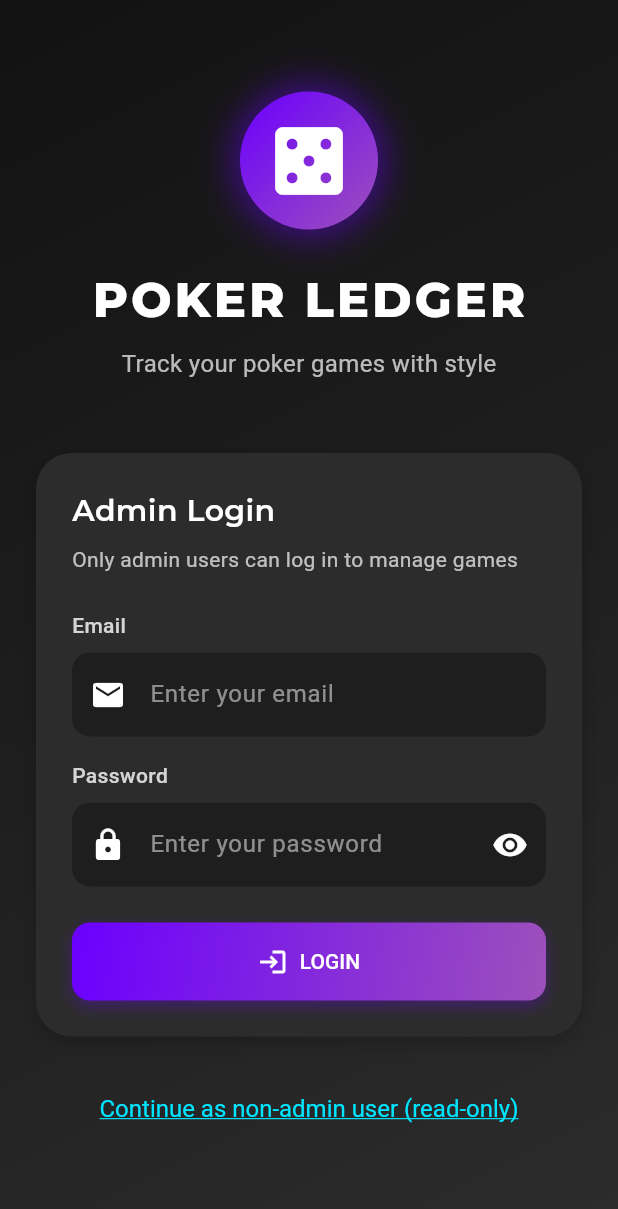
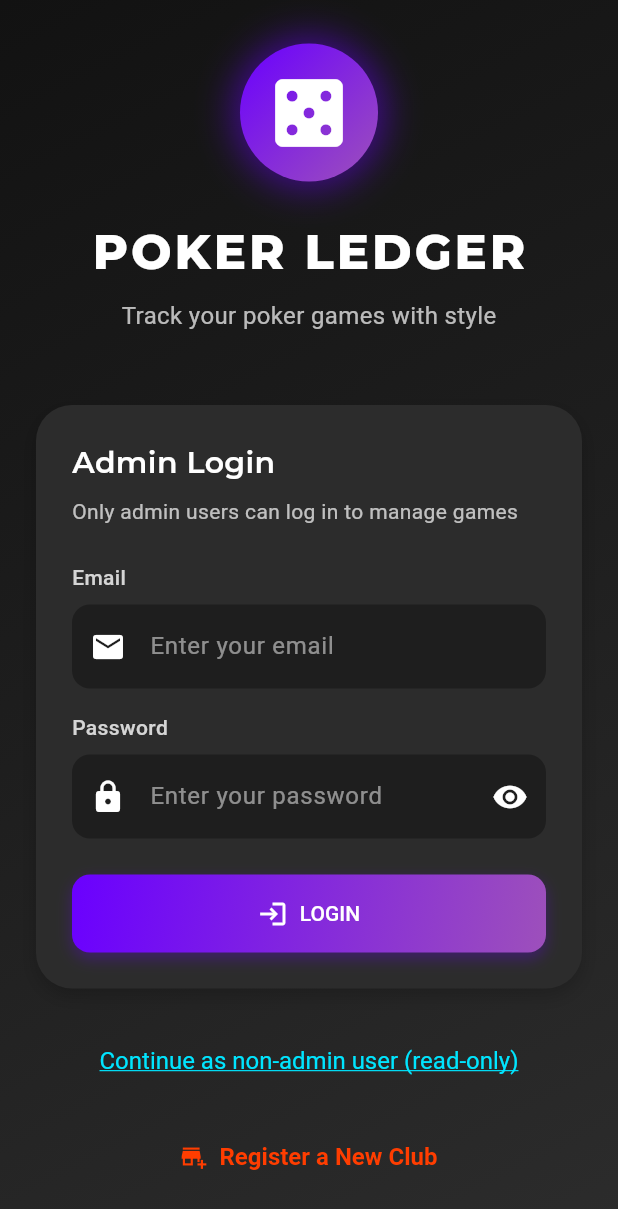
Before and after one commit to llanterme/poker_ledger_app, a Flutter app: the screen it shows after launch, on a phone screen of 412 x 824 dp. Shown: the top 1209 px of the screen. Run offline on Flutter 3.47's test engine with Material 3 defaults, Android fonts, the phone set to English and light mode, and no system bars; drawn by our look-alikes of animated_text_kit; our stand-ins replace dio, equatable, flutter_riverpod, flutter_secure_storage, flutter_spinkit, google_fonts.

Commit message:
club reg done

```diff
--- a/lib/screens/login_screen.dart
+++ b/lib/screens/login_screen.dart
@@ -2,6 +2,7 @@ import 'package:flutter/material.dart';
 import 'package:flutter_riverpod/flutter_riverpod.dart';
 import 'package:poker_ledger/providers/auth_provider.dart';
 import 'package:poker_ledger/screens/home_screen.dart';
+import 'package:poker_ledger/screens/register_user_screen.dart';
 import 'package:poker_ledger/theme/app_theme.dart';
 import 'package:poker_ledger/widgets/custom_button.dart';
 import 'package:poker_ledger/widgets/custom_text_field.dart';
@@ -250,6 +251,34 @@ class _LoginScreenState extends ConsumerState<LoginScreen> {
                         ),
                       ),
                     ),
+
+                    const SizedBox(height: 16),
+                    // Register a New Club link
+                    TextButton(
+                      onPressed: () {
+                        Navigator.of(context).push(
+                          MaterialPageRoute(builder: (context) => const RegisterUserScreen()),
+                        );
+                      },
+                      child: Row(
+                        mainAxisSize: MainAxisSize.min,
+                        children: [
+                          const Icon(
+                            Icons.add_business,
+                            color: AppTheme.accentColor,
+                            size: 18,
+                          ),
+                          const SizedBox(width: 8),
+                          Text(
+                            'Register a New Club',
+                            style: AppTheme.bodyLarge.copyWith(
+                              color: AppTheme.accentColor,
+                              fontWeight: FontWeight.bold,
+                            ),
+                          ),
+                        ],
+                      ),
+                    ),
                   ],
                 ),
               ),
```
Also changed, not shown: lib/models/user.dart (+7 -2 lines), lib/services/api_service.dart (+62 -1 lines), lib/models/user.g.dart.
